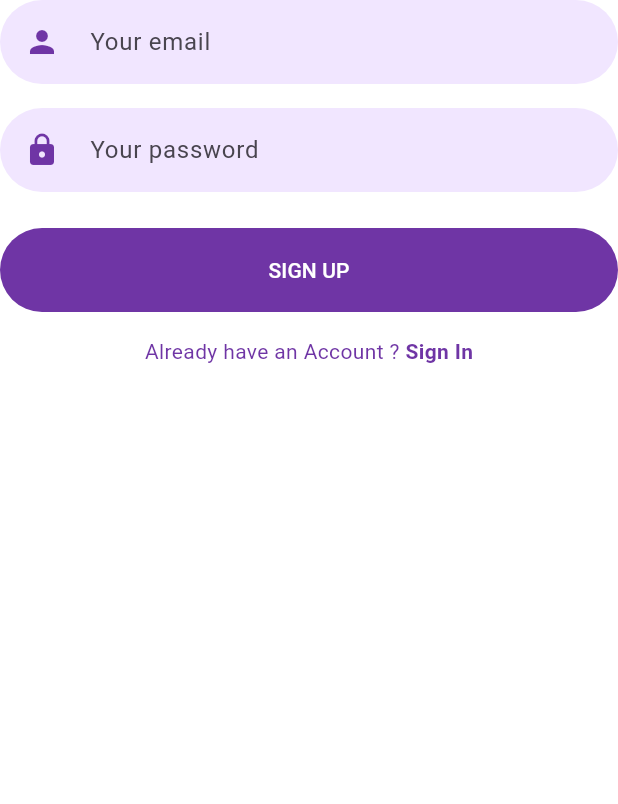
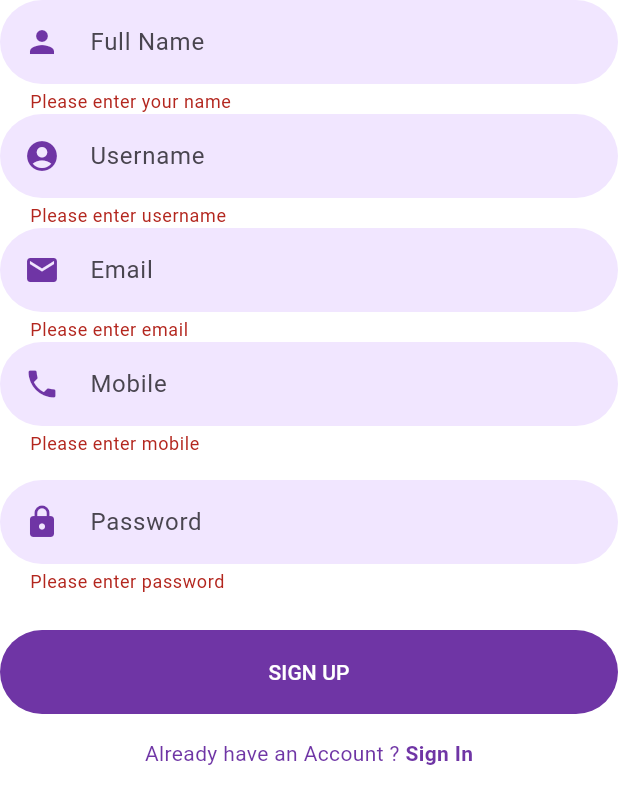
Before and after one commit to itz-govind19/FlutterFrontAppMobile, a Flutter app: the SignUpForm widget shown alone on an empty page, opened directly, after a tap on "SIGN UP", on a phone screen of 412 x 824 dp. Shown: the top 804 px of the screen. Run offline on Flutter 3.47's test engine with Material 3 defaults, Android fonts, the phone set to English and light mode, and no system bars; our stand-ins replace flutter_dotenv, flutter_svg, jwt_decoder, shared_preferences; missing offline and left inert: flutter_auth; accounts and stored records are empty; network calls fail.

Commit message:
added form valiation

```diff
--- a/myapp/lib/Screens/Signup/components/signup_form.dart
+++ b/myapp/lib/Screens/Signup/components/signup_form.dart
@@ -1,63 +1,204 @@
+import 'dart:convert';
+import 'dart:io';
+
 import 'package:flutter/material.dart';
-
+import 'package:http/http.dart' as http;
+import 'package:myapp/auth/api_service.dart';
+import 'package:myapp/dto/sign_up_model.dart';
 import '../../../components/already_have_an_account_acheck.dart';
 import '../../../constants.dart';
 import '../../Login/login_screen.dart';
 
-class SignUpForm extends StatelessWidget {
-  const SignUpForm({
-    Key? key,
-  }) : super(key: key);
+class SignUpForm extends StatefulWidget {
+  const SignUpForm({Key? key}) : super(key: key);
+
+  @override
+  State<SignUpForm> createState() => _SignUpFormState();
+}
+
+class _SignUpFormState extends State<SignUpForm> {
+  final _formKey = GlobalKey<FormState>();
+  final TextEditingController _nameController = TextEditingController();
+  final TextEditingController _usernameController = TextEditingController();
+  final TextEditingController _passwordController = TextEditingController();
+  final TextEditingController _emailController = TextEditingController();
+  final TextEditingController _mobileController = TextEditingController();
+
+  bool _isLoading = false;
+  String? _errorMessage;
+
+  void _submitForm() async {
+    if (_formKey.currentState!.validate()) {
+      setState(() {
+        _isLoading = true;
+        _errorMessage = null;
+      });
+
+      final signupData = SignUpRequest(
+        name: _nameController.text.trim(),
+        username: _usernameController.text.trim(),
+        password: _passwordController.text.trim(),
+        email: _emailController.text.trim(),
+        mobile: _mobileController.text.trim(),
+      );
+
+      try {
+        final response = await ApiService.register(signupData);
+        print("✅ Registration success: $response");
+
+        // Show success dialog
+        showDialog(
+          context: context,
+          barrierDismissible: false,
+          builder: (ctx) => AlertDialog(
+            title: const Text("Success"),
+            content: const Text("Registered successfully. Please log in."),
+            actions: [
+              TextButton(
+                onPressed: () {
+                  Navigator.of(ctx).pop();
+                  Navigator.pushReplacement(
+                    context,
+                    MaterialPageRoute(builder: (context) => const LoginScreen()),
+                  );
+                },
+                child: const Text("OK"),
+              ),
+            ],
+          ),
+        );
+      } on SocketException catch (e) {
+        setState(() {
+          _errorMessage = e.message;
+        });
+      } on http.ClientException catch (e) {
+        setState(() {
+          _errorMessage = "Technical Error, Contact Administrator.";
+        });
+      } catch (e) {
+        String errorMsg = "Registration failed. Please try again.";
+        try {
+          // Convert the full exception to string
+          final errorString = e.toString();
+
+          // Find the index of the first `{` to extract the JSON part
+          final jsonStart = errorString.indexOf('{');
+          if (jsonStart != -1) {
+            final jsonPart = errorString.substring(jsonStart);
+            final decoded = jsonDecode(jsonPart);
+              errorMsg = decoded["message"];
+            setState(() {
+              _errorMessage = errorMsg;
+            });
+          }
+        } catch (_) {
+          // Fallback in case parsing fails
+          errorMsg = e.toString();
+          setState(() {
+            _errorMessage = "Technical Error, Contact Administrator.";
+          });
+        }
+      }
+      finally {
+        setState(() => _isLoading = false);
+      }
+    }
+  }
 
   @override
   Widget build(BuildContext context) {
     return Form(
+      key: _formKey,
       child: Column(
         children: [
+          if (_errorMessage != null)
+            Padding(
+              padding: const EdgeInsets.only(bottom: 10),
+              child: Text(
+                _errorMessage!,
+                style: const TextStyle(color: Colors.red),
+              ),
+            ),
           TextFormField(
-            keyboardType: TextInputType.emailAddress,
+            controller: _nameController,
             textInputAction: TextInputAction.next,
-            cursorColor: kPrimaryColor,
-            onSaved: (email) {},
             decoration: const InputDecoration(
-              hintText: "Your email",
+              hintText: "Full Name",
               prefixIcon: Padding(
                 padding: EdgeInsets.all(defaultPadding),
                 child: Icon(Icons.person),
               ),
             ),
+            validator: (value) => value!.isEmpty ? "Please enter your name" : null,
+          ),
+          TextFormField(
+            controller: _usernameController,
+            textInputAction: TextInputAction.next,
+            decoration: const InputDecoration(
+              hintText: "Username",
+              prefixIcon: Padding(
+                padding: EdgeInsets.all(defaultPadding),
+                child: Icon(Icons.account_circle),
+              ),
+            ),
+            validator: (value) => value!.isEmpty ? "Please enter username" : null,
+          ),
+          TextFormField(
+            controller: _emailController,
+            textInputAction: TextInputAction.next,
+            keyboardType: TextInputType.emailAddress,
+            decoration: const InputDecoration(
+              hintText: "Email",
+              prefixIcon: Padding(
+                padding: EdgeInsets.all(defaultPadding),
+                child: Icon(Icons.email),
+              ),
+            ),
+            validator: (value) => value!.isEmpty ? "Please enter email" : null,
+          ),
+          TextFormField(
+            controller: _mobileController,
+            textInputAction: TextInputAction.next,
+            keyboardType: TextInputType.phone,
+            decoration: const InputDecoration(
+              hintText: "Mobile",
+              prefixIcon: Padding(
+                padding: EdgeInsets.all(defaultPadding),
+                child: Icon(Icons.phone),
+              ),
+            ),
+            validator: (value) => value!.isEmpty ? "Please enter mobile" : null,
           ),
           Padding(
             padding: const EdgeInsets.symmetric(vertical: defaultPadding),
             child: TextFormField(
+              controller: _passwordController,
+              obscureText: true,
               textInputAction: TextInputAction.done,
-              obscureText: true,
-              cursorColor: kPrimaryColor,
               decoration: const InputDecoration(
-                hintText: "Your password",
+                hintText: "Password",
                 prefixIcon: Padding(
                   padding: EdgeInsets.all(defaultPadding),
                   child: Icon(Icons.lock),
                 ),
               ),
+              validator: (value) => value!.isEmpty ? "Please enter password" : null,
             ),
           ),
           const SizedBox(height: defaultPadding / 2),
-          ElevatedButton(
-            onPressed: () {},
+          _isLoading
+              ? const CircularProgressIndicator()
+              : ElevatedButton(
+            onPressed: _submitForm,
             child: Text("Sign Up".toUpperCase()),
           ),
           const SizedBox(height: defaultPadding),
           AlreadyHaveAnAccountCheck(
             login: false,
             press: () {
-              Navigator.push(
+              Navigator.pushReplacement(
                 context,
-                MaterialPageRoute(
-                  builder: (context) {
-                    return const LoginScreen();
-                  },
-                ),
+                MaterialPageRoute(builder: (context) => const LoginScreen()),
               );
             },
           ),
--- a/myapp/lib/Screens/main_screen.dart
+++ b/myapp/lib/Screens/main_screen.dart
@@ -92,6 +92,7 @@ class _MainScreenState extends State<MainScreen> {
         items: const [
           BottomNavigationBarItem(icon: Icon(Icons.home), label: "Home"),
           BottomNavigationBarItem(icon: Icon(Icons.book_online), label: "Booking"),
+          BottomNavigationBarItem(icon: Icon(Icons.payment), label: "Payment"),
           BottomNavigationBarItem(icon: Icon(Icons.queue), label: "Queue"),
           BottomNavigationBarItem(icon: Icon(Icons.info), label: "About"),
         ],
--- /dev/null
+++ b/myapp/lib/dto/sign_up_model.dart
@@ -0,0 +1,26 @@
+class SignUpRequest {
+  final String name;
+  final String username;
+  final String password;
+  final String email;
+  final String mobile;
+  final List<String> roles;
+
+  SignUpRequest({
+    required this.name,
+    required this.username,
+    required this.password,
+    required this.email,
+    required this.mobile,
+    this.roles = const ['USER'], // Default role
+  });
+
+  Map<String, dynamic> toJson() => {
+    'name': name,
+    'username': username,
+    'password': password,
+    'email': email,
+    'mobile': mobile,
+    'roles': roles,
+  };
+}
```
Also changed, not shown: myapp/lib/Screens/Login/components/login_form.dart (+21 -3 lines), myapp/lib/auth/api_service.dart (+23 -1 lines).
